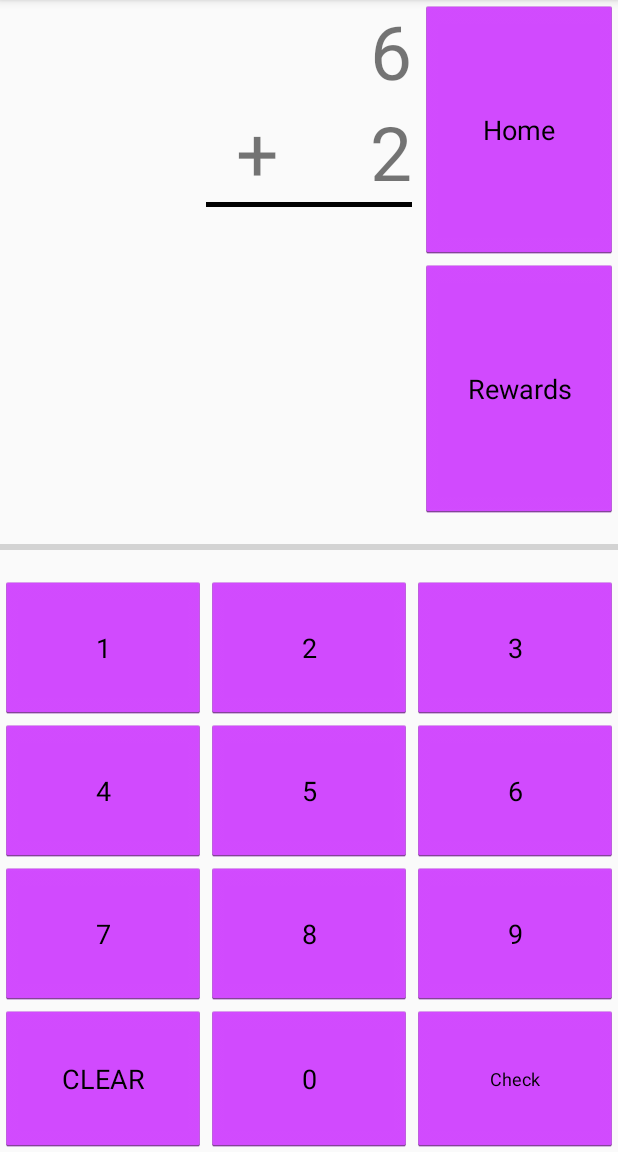
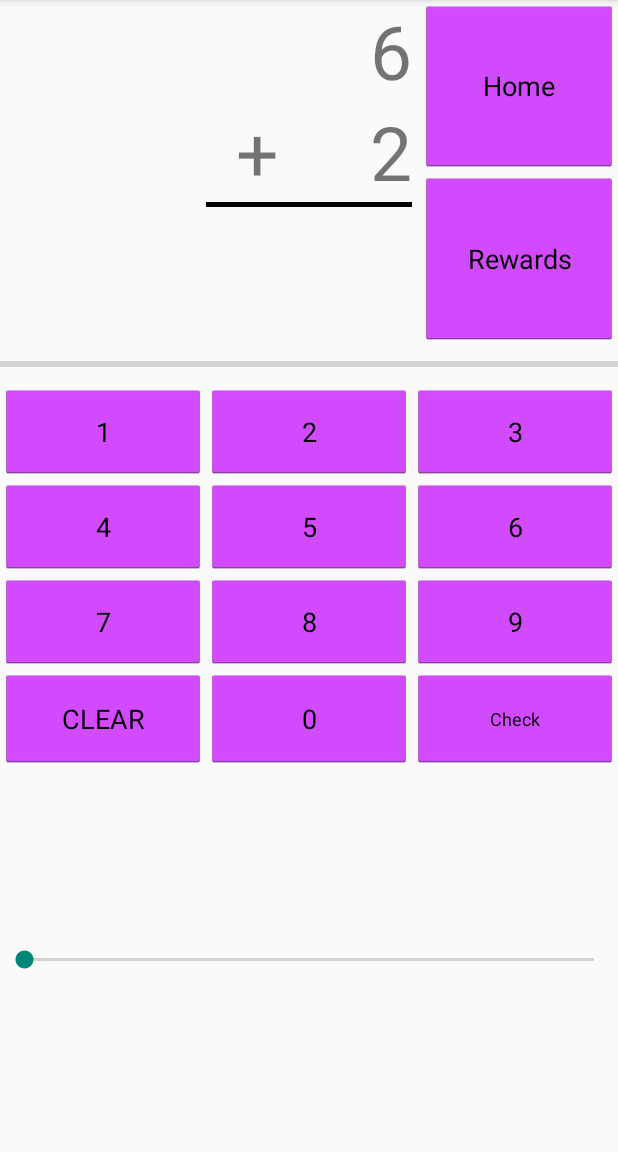
Before and after one commit to redmadman/SchoolMath, an Android app: the fragment MathActivityFragment shown on its own in the app's theme, on a phone screen of 412 x 824 dp, the part 84-1236 px from its top. Run offline under Robolectric (Android 15) with nearby library versions, the phone set to English and light mode, and no system bars.

Commit message:
MASTER 1.3

```diff
--- a/app/src/main/res/layout/firstgrademathlayout.xml
+++ b/app/src/main/res/layout/firstgrademathlayout.xml
@@ -228,5 +228,12 @@
 
     </LinearLayout>
 
+    <SeekBar
+        android:layout_width="match_parent"
+        android:layout_height="0dp"
+        android:id="@+id/seekBar"
+        android:layout_gravity="right"
+        android:layout_weight="1" />
+
 
 </LinearLayout>
```
